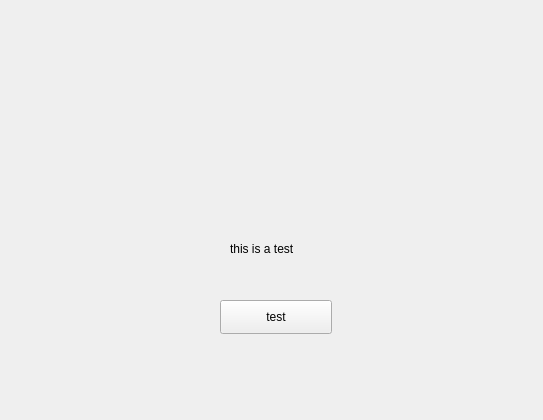
The window that DSVis/WINDOW/testwindow.ui (Dreamerryao/CPlusPlus-Project) describes before a commit, drawn with Qt 5.
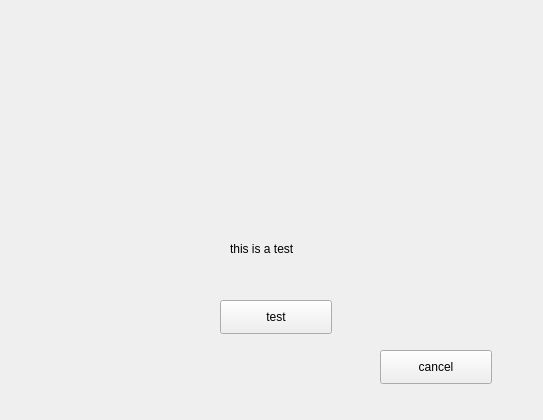
The same window after the commit.

Patch:
```diff
--- a/DSVis/WINDOW/testwindow.ui
+++ b/DSVis/WINDOW/testwindow.ui
@@ -52,6 +52,19 @@
     <string>test</string>
    </property>
   </widget>
+  <widget class="QPushButton" name="pushButton_2">
+   <property name="geometry">
+    <rect>
+     <x>380</x>
+     <y>350</y>
+     <width>112</width>
+     <height>34</height>
+    </rect>
+   </property>
+   <property name="text">
+    <string>cancel</string>
+   </property>
+  </widget>
  </widget>
  <resources/>
  <connections/>
```
